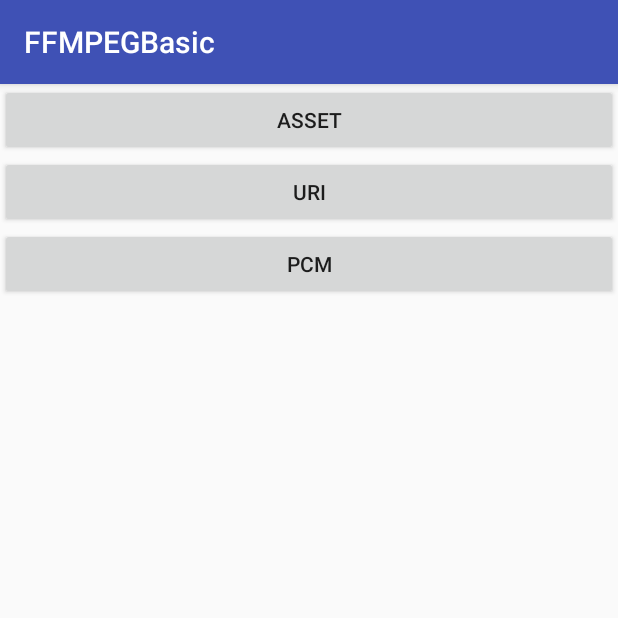
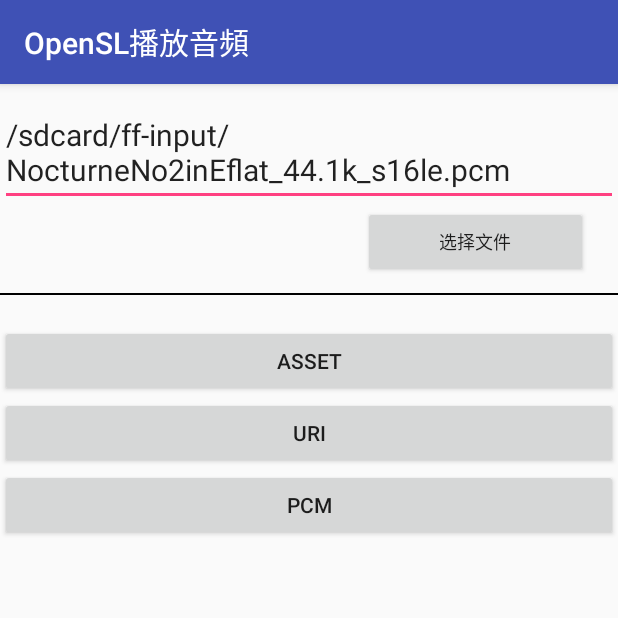
Before and after one commit to Wingbu/FFMPEGBasic, an Android app: the OpenSLActivity screen opened directly, with no data from a screen before it, on a phone screen of 412 x 824 dp, the top half of it. Run offline under Robolectric (Android 15) with nearby library versions, the phone set to English and light mode, and no system bars.

Commit message:
complete file choose activity

```diff
--- a/app/src/main/AndroidManifest.xml
+++ b/app/src/main/AndroidManifest.xml
@@ -13,12 +13,14 @@
         android:supportsRtl="true"
         android:theme="@style/AppTheme">
         <activity android:name=".MainActivity" />
-        <activity android:name=".file.FileIndexActivity" />
+        <activity android:name=".file.FileIndexActivity"
+            android:label="选择文件"/>
         <activity android:name=".play.VideoPlayActivity" />
         <activity android:name=".play.VideoViewActivity" />
         <activity android:name=".trans.TransVideoActivity" />
         <activity android:name=".play.MixPlayActivity" />
-        <activity android:name=".opensl.OpenSLActivity" />
+        <activity android:name=".opensl.OpenSLActivity"
+            android:label="OpenSL播放音頻"/>
         <activity android:name=".play.RawPlayerActivity" />
         <activity android:name=".IndexActivity">
             <intent-filter>
--- a/app/src/main/java/com/example/wingbu/ffmpegbasic/file/FileIndexActivity.java
+++ b/app/src/main/java/com/example/wingbu/ffmpegbasic/file/FileIndexActivity.java
@@ -17,6 +17,10 @@ import com.example.wingbu.ffmpegbasic.utils.FileUtils;
 import java.io.File;
 import java.util.ArrayList;
 
+/**
+ * 文件选择页
+ *    用于本demo使用时选择对应的音频视频文件
+ */
 public class FileIndexActivity extends AppCompatActivity {
 
     public static final String TAG = "FileIndexActivity";
@@ -87,6 +91,7 @@ public class FileIndexActivity extends AppCompatActivity {
         Intent resultIntent = new Intent();
         resultIntent.putExtra(FileResultEntity.RESULT_TAG,file.getAbsolutePath());
         setResult(FileResultEntity.RESULT_CODE_SUCCESS,resultIntent);
+        finish();
     }
 
     private void showDeleteDialog(File file){
--- a/app/src/main/java/com/example/wingbu/ffmpegbasic/opensl/OpenSLActivity.java
+++ b/app/src/main/java/com/example/wingbu/ffmpegbasic/opensl/OpenSLActivity.java
@@ -1,20 +1,37 @@
 package com.example.wingbu.ffmpegbasic.opensl;
 
+import android.content.Intent;
 import android.content.res.AssetManager;
 import android.support.v7.app.AppCompatActivity;
 import android.os.Bundle;
+import android.util.Log;
 import android.view.View;
 import android.widget.Button;
+import android.widget.EditText;
 
 import com.example.wingbu.ffmpegbasic.R;
+import com.example.wingbu.ffmpegbasic.file.FileIndexActivity;
+import com.example.wingbu.ffmpegbasic.file.FileResultEntity;
+import com.example.wingbu.ffmpegbasic.trans.TransPCMActivity;
 
+/**
+ * 使用OpenSL播放音频
+ *  包括：播放asset文件，播放URI，以及播放PCM文件
+ */
 public class OpenSLActivity extends AppCompatActivity {
+
+    public static final String TAG = "OpenSLActivity";
 
     static {
         System.loadLibrary("native-lib");
     }
 
     private AssetManager assetManager;
+
+    private String mFilePath = "/sdcard/ff-input/NocturneNo2inEflat_44.1k_s16le.pcm";
+
+    private EditText etFilePath;
+    private Button   btnChooseFilePath;
 
     private Button mBtnAsset;
     private Button mBtnUri;
@@ -29,6 +46,11 @@ public class OpenSLActivity extends AppCompatActivity {
     }
 
     private void initView(){
+
+        etFilePath = (EditText) findViewById(R.id.et_file_name);
+        btnChooseFilePath = (Button) findViewById(R.id.btn_choose_file);
+        etFilePath.setText(mFilePath);
+
         mBtnAsset = (Button) findViewById(R.id.btn_asset);
         mBtnUri = (Button) findViewById(R.id.btn_uri);
         mBtnPcm = (Button) findViewById(R.id.btn_pcm);
@@ -50,9 +72,36 @@ public class OpenSLActivity extends AppCompatActivity {
         mBtnPcm.setOnClickListener(new View.OnClickListener() {
             @Override
             public void onClick(View view) {
-                playPcm("/sdcard/ff-input/new_order_5_times_pcm.pcm");
+                playPcm(mFilePath);
             }
         });
+
+        btnChooseFilePath.setOnClickListener(new View.OnClickListener() {
+            @Override
+            public void onClick(View v) {
+                Intent intent = new Intent(OpenSLActivity.this , FileIndexActivity.class);
+                startActivityForResult(intent, FileResultEntity.REQUEST_CODE);
+            }
+        });
+    }
+
+    @Override
+    protected void onActivityResult(int requestCode, int resultCode, Intent data) {
+        super.onActivityResult(requestCode, resultCode, data);
+        if(requestCode != FileResultEntity.REQUEST_CODE){
+            return;
+        }
+        if(resultCode == FileResultEntity.RESULT_CODE_FAIL){
+            return;
+        }
+        if(null == data){
+            return;
+        }
+        if(resultCode == FileResultEntity.RESULT_CODE_SUCCESS ){
+            mFilePath = data.getStringExtra(FileResultEntity.RESULT_TAG);
+            etFilePath.setText(mFilePath);
+            Log.i(TAG," mFilePath = " + mFilePath);
+        }
     }
 
     public native void playAsset(AssetManager assetManager , String fileName );
--- a/app/src/main/res/layout/activity_open_sl.xml
+++ b/app/src/main/res/layout/activity_open_sl.xml
@@ -6,6 +6,34 @@
     android:layout_height="match_parent"
     android:orientation="vertical"
     tools:context="com.example.wingbu.ffmpegbasic.opensl.OpenSLActivity">
+
+    <EditText
+        android:id="@+id/et_file_name"
+        android:layout_width="match_parent"
+        android:layout_height="wrap_content"
+        android:textSize="20sp"
+        android:layout_marginTop="10dp"/>
+
+    <RelativeLayout
+        android:layout_width="match_parent"
+        android:layout_height="wrap_content">
+        <Button
+            android:id="@+id/btn_choose_file"
+            android:layout_width="150dp"
+            android:layout_height="wrap_content"
+            android:text="选择文件"
+            android:textSize="12sp"
+            android:layout_alignParentRight="true"
+            android:layout_marginRight="20dp"
+            />
+    </RelativeLayout>
+
+    <View
+        android:layout_width="match_parent"
+        android:layout_height="1dp"
+        android:layout_marginTop="10dp"
+        android:layout_marginBottom="20dp"
+        android:background="#000000"></View>
 
     <Button
         android:id="@+id/btn_asset"
```
Also changed, not shown: app/src/main/res/layout/activity_trans_pcm.xml (+13 -13 lines).
